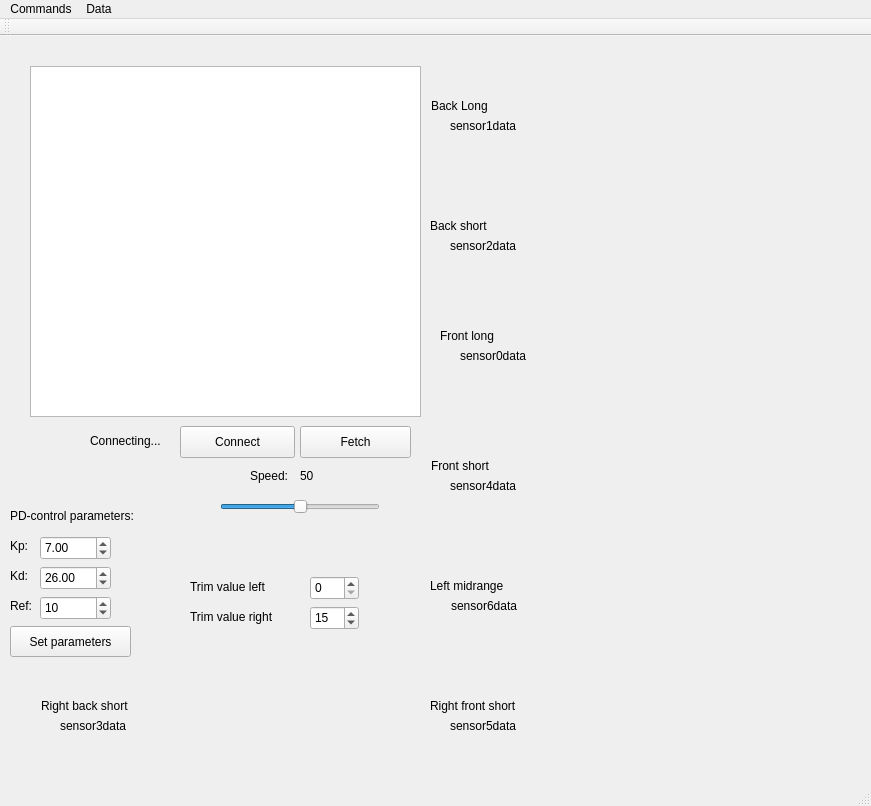
hansfilipelo/Kandidadprojekt, file Kod/Styr_m/Styr_m/mapGUI/gui.ui: the form before one commit.
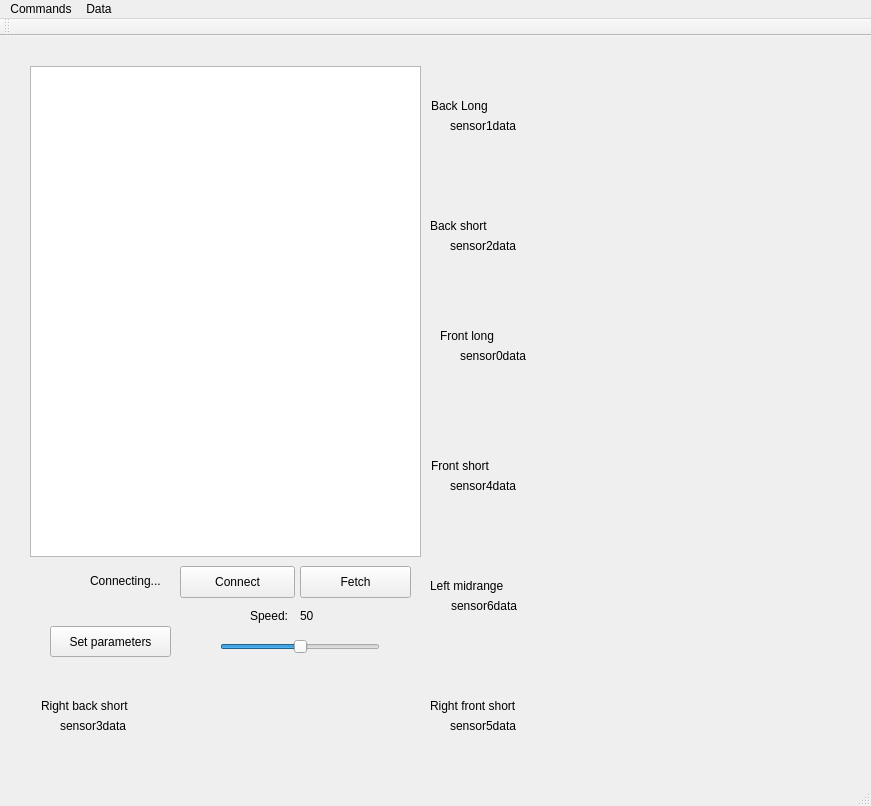
The form after the commit. Custom widgets are drawn as their Qt base class.

What changed in the file:
```diff
--- a/Kod/Styr_m/Styr_m/mapGUI/gui.ui
+++ b/Kod/Styr_m/Styr_m/mapGUI/gui.ui
@@ -20,7 +20,7 @@
       <x>30</x>
       <y>30</y>
       <width>391</width>
-      <height>351</height>
+      <height>491</height>
      </rect>
     </property>
     <property name="verticalScrollBarPolicy">
@@ -34,7 +34,7 @@
     <property name="geometry">
      <rect>
       <x>220</x>
-      <y>460</y>
+      <y>600</y>
       <width>160</width>
       <height>22</height>
      </rect>
@@ -209,7 +209,7 @@
     <property name="geometry">
      <rect>
       <x>250</x>
-      <y>430</y>
+      <y>570</y>
       <width>62</width>
       <height>19</height>
      </rect>
@@ -222,7 +222,7 @@
     <property name="geometry">
      <rect>
       <x>300</x>
-      <y>430</y>
+      <y>570</y>
       <width>62</width>
       <height>19</height>
      </rect>
@@ -331,7 +331,7 @@
     <property name="geometry">
      <rect>
       <x>90</x>
-      <y>390</y>
+      <y>530</y>
       <width>91</width>
       <height>30</height>
      </rect>
@@ -344,7 +344,7 @@
     <property name="geometry">
      <rect>
       <x>180</x>
-      <y>390</y>
+      <y>530</y>
       <width>115</width>
       <height>32</height>
      </rect>
@@ -357,7 +357,7 @@
     <property name="geometry">
      <rect>
       <x>300</x>
-      <y>390</y>
+      <y>530</y>
       <width>111</width>
       <height>32</height>
      </rect>
@@ -366,122 +366,10 @@
      <string>Fetch</string>
     </property>
    </widget>
-   <widget class="QLabel" name="kpLabel">
-    <property name="enabled">
-     <bool>true</bool>
-    </property>
-    <property name="geometry">
-     <rect>
-      <x>10</x>
-      <y>500</y>
-      <width>21</width>
-      <height>19</height>
-     </rect>
-    </property>
-    <property name="text">
-     <string>Kp:</string>
-    </property>
-   </widget>
-   <widget class="QLabel" name="kdLabel">
-    <property name="enabled">
-     <bool>true</bool>
-    </property>
-    <property name="geometry">
-     <rect>
-      <x>10</x>
-      <y>530</y>
-      <width>21</width>
-      <height>19</height>
-     </rect>
-    </property>
-    <property name="text">
-     <string>Kd:</string>
-    </property>
-   </widget>
-   <widget class="QLabel" name="refLabel">
-    <property name="enabled">
-     <bool>true</bool>
-    </property>
-    <property name="geometry">
-     <rect>
-      <x>10</x>
-      <y>560</y>
-      <width>31</width>
-      <height>19</height>
-     </rect>
-    </property>
-    <property name="text">
-     <string>Ref:</string>
-    </property>
-   </widget>
-   <widget class="QDoubleSpinBox" name="doubleSpinBox">
-    <property name="enabled">
-     <bool>true</bool>
-    </property>
-    <property name="geometry">
-     <rect>
-      <x>40</x>
-      <y>500</y>
-      <width>71</width>
-      <height>24</height>
-     </rect>
-    </property>
-    <property name="value">
-     <double>7.000000000000000</double>
-    </property>
-   </widget>
-   <widget class="QDoubleSpinBox" name="doubleSpinBox_2">
-    <property name="enabled">
-     <bool>true</bool>
-    </property>
-    <property name="geometry">
-     <rect>
-      <x>40</x>
-      <y>530</y>
-      <width>71</width>
-      <height>24</height>
-     </rect>
-    </property>
-    <property name="value">
-     <double>26.000000000000000</double>
-    </property>
-   </widget>
-   <widget class="QSpinBox" name="spinBox">
-    <property name="enabled">
-     <bool>true</bool>
-    </property>
-    <property name="geometry">
-     <rect>
-      <x>40</x>
-      <y>560</y>
-      <width>71</width>
-      <height>24</height>
-     </rect>
-    </property>
-    <property name="value">
-     <number>10</number>
-    </property>
-   </widget>
-   <widget class="QLabel" name="pdControlLabel">
-    <property name="enabled">
-     <bool>true</bool>
-    </property>
-    <property name="geometry">
-     <rect>
-      <x>10</x>
-      <y>470</y>
-      <width>151</width>
-      <height>19</height>
-     </rect>
-    </property>
-    <property name="text">
-     <string>PD-control parameters:</string>
-    </property>
-   </widget>
    <widget class="QPushButton" name="setParameterButton">
     <property name="geometry">
      <rect>
-      <x>10</x>
+      <x>50</x>
       <y>590</y>
       <width>121</width>
       <height>31</height>
@@ -533,79 +421,6 @@
      <string>sensor0data</string>
     </property>
    </widget>
-   <widget class="QLabel" name="trimLeftLabel">
-    <property name="enabled">
-     <bool>true</bool>
-    </property>
-    <property name="geometry">
-     <rect>
-      <x>190</x>
-      <y>540</y>
-      <width>111</width>
-      <height>21</height>
-     </rect>
-    </property>
-    <property name="text">
-     <string>Trim value left</string>
-    </property>
-   </widget>
-   <widget class="QLabel" name="trimRightLabel">
-    <property name="enabled">
-     <bool>true</bool>
-    </property>
-    <property name="geometry">
-     <rect>
-      <x>190</x>
-      <y>570</y>
-      <width>111</width>
-      <height>21</height>
-     </rect>
-    </property>
-    <property name="text">
-     <string>Trim value right</string>
-    </property>
-   </widget>
-   <widget class="QSpinBox" name="trimValueLeft">
-    <property name="enabled">
-     <bool>true</bool>
-    </property>
-    <property name="geometry">
-     <rect>
-      <x>310</x>
-      <y>540</y>
-      <width>49</width>
-      <height>24</height>
-     </rect>
-    </property>
-    <property name="minimum">
-     <number>0</number>
-    </property>
-    <property name="maximum">
-     <number>127</number>
-    </property>
-   </widget>
-   <widget class="QSpinBox" name="trimValueRight">
-    <property name="enabled">
-     <bool>true</bool>
-    </property>
-    <property name="geometry">
-     <rect>
-      <x>310</x>
-      <y>570</y>
-      <width>49</width>
-      <height>24</height>
-     </rect>
-    </property>
-    <property name="minimum">
-     <number>0</number>
-    </property>
-    <property name="maximum">
-     <number>127</number>
-    </property>
-    <property name="value">
-     <number>15</number>
-    </property>
-   </widget>
   </widget>
   <widget class="QMenuBar" name="menuBar">
    <property name="geometry">
```
